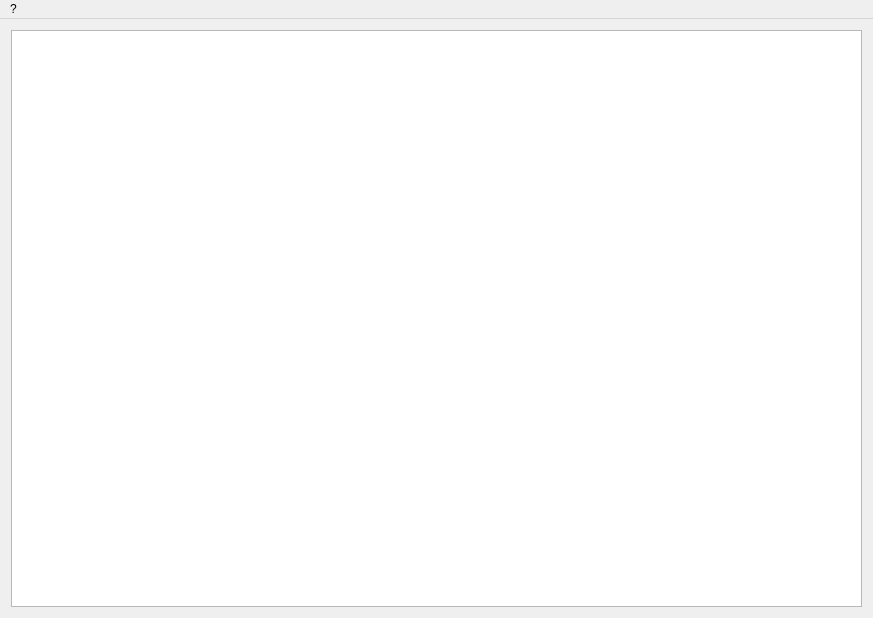
Above: mainwindow.ui from llegalhigh/StdHelper before the change. Below: the same form after it.
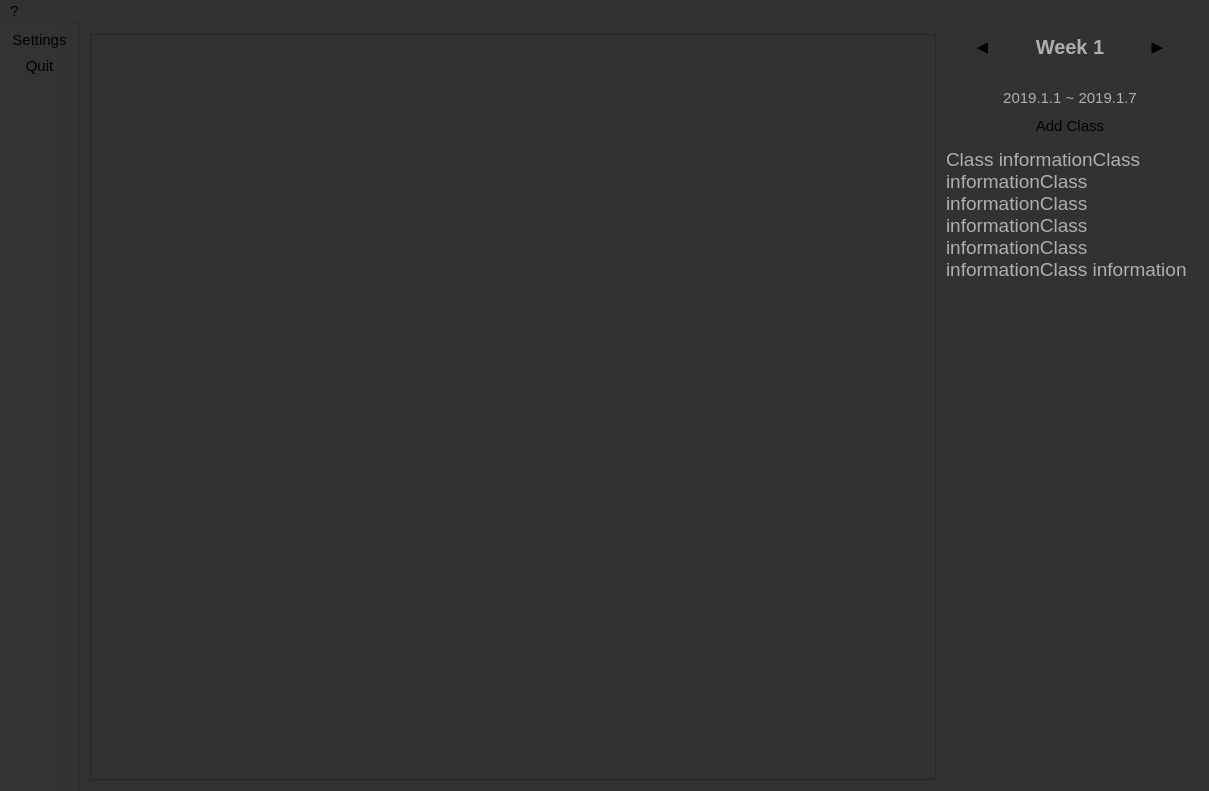
That is the form after the change. Icons and pictures are not drawn.

```diff
--- a/mainwindow.ui
+++ b/mainwindow.ui
@@ -6,15 +6,185 @@
    <rect>
     <x>0</x>
     <y>0</y>
-    <width>873</width>
-    <height>618</height>
+    <width>1209</width>
+    <height>791</height>
    </rect>
   </property>
+  <property name="minimumSize">
+   <size>
+    <width>799</width>
+    <height>559</height>
+   </size>
+  </property>
+  <property name="palette">
+   <palette>
+    <active>
+     <colorrole role="WindowText">
+      <brush brushstyle="SolidPattern">
+       <color alpha="255">
+        <red>175</red>
+        <green>175</green>
+        <blue>175</blue>
+       </color>
+      </brush>
+     </colorrole>
+     <colorrole role="Text">
+      <brush brushstyle="SolidPattern">
+       <color alpha="255">
+        <red>175</red>
+        <green>175</green>
+        <blue>175</blue>
+       </color>
+      </brush>
+     </colorrole>
+     <colorrole role="Base">
+      <brush brushstyle="SolidPattern">
+       <color alpha="255">
+        <red>50</red>
+        <green>50</green>
+        <blue>50</blue>
+       </color>
+      </brush>
+     </colorrole>
+     <colorrole role="Window">
+      <brush brushstyle="SolidPattern">
+       <color alpha="255">
+        <red>50</red>
+        <green>50</green>
+        <blue>50</blue>
+       </color>
+      </brush>
+     </colorrole>
+     <colorrole role="PlaceholderText">
+      <brush brushstyle="SolidPattern">
+       <color alpha="128">
+        <red>175</red>
+        <green>175</green>
+        <blue>175</blue>
+       </color>
+      </brush>
+     </colorrole>
+    </active>
+    <inactive>
+     <colorrole role="WindowText">
+      <brush brushstyle="SolidPattern">
+       <color alpha="255">
+        <red>175</red>
+        <green>175</green>
+        <blue>175</blue>
+       </color>
+      </brush>
+     </colorrole>
+     <colorrole role="Text">
+      <brush brushstyle="SolidPattern">
+       <color alpha="255">
+        <red>175</red>
+        <green>175</green>
+        <blue>175</blue>
+       </color>
+      </brush>
+     </colorrole>
+     <colorrole role="Base">
+      <brush brushstyle="SolidPattern">
+       <color alpha="255">
+        <red>50</red>
+        <green>50</green>
+        <blue>50</blue>
+       </color>
+      </brush>
+     </colorrole>
+     <colorrole role="Window">
+      <brush brushstyle="SolidPattern">
+       <color alpha="255">
+        <red>50</red>
+        <green>50</green>
+        <blue>50</blue>
+       </color>
+      </brush>
+     </colorrole>
+     <colorrole role="PlaceholderText">
+      <brush brushstyle="SolidPattern">
+       <color alpha="128">
+        <red>175</red>
+        <green>175</green>
+        <blue>175</blue>
+       </color>
+      </brush>
+     </colorrole>
+    </inactive>
+    <disabled>
+     <colorrole role="WindowText">
+      <brush brushstyle="SolidPattern">
+       <color alpha="255">
+        <red>120</red>
+        <green>120</green>
+        <blue>120</blue>
+       </color>
+      </brush>
+     </colorrole>
+     <colorrole role="Text">
+      <brush brushstyle="SolidPattern">
+       <color alpha="255">
+        <red>120</red>
+        <green>120</green>
+        <blue>120</blue>
+       </color>
+      </brush>
+     </colorrole>
+     <colorrole role="Base">
+      <brush brushstyle="SolidPattern">
+       <color alpha="255">
+        <red>50</red>
+        <green>50</green>
+        <blue>50</blue>
+       </color>
+      </brush>
+     </colorrole>
+     <colorrole role="Window">
+      <brush brushstyle="SolidPattern">
+       <color alpha="255">
+        <red>50</red>
+        <green>50</green>
+        <blue>50</blue>
+       </color>
+      </brush>
+     </colorrole>
+     <colorrole role="PlaceholderText">
+      <brush brushstyle="SolidPattern">
+       <color alpha="128">
+        <red>0</red>
+        <green>0</green>
+        <blue>0</blue>
+       </color>
+      </brush>
+     </colorrole>
+    </disabled>
+   </palette>
+  </property>
+  <property name="font">
+   <font>
+    <pointsize>11</pointsize>
+   </font>
+  </property>
+  <property name="contextMenuPolicy">
+   <enum>Qt::NoContextMenu</enum>
+  </property>
   <property name="windowTitle">
    <string>StdHelper</string>
   </property>
+  <property name="windowIcon">
+   <iconset>
+    <normalon>:/icon/brain.ico</normalon>
+   </iconset>
+  </property>
+  <property name="windowOpacity">
+   <double>0.950000000000000</double>
+  </property>
+  <property name="styleSheet">
+   <string notr="true"/>
+  </property>
   <widget class="QWidget" name="centralWidget">
-   <layout class="QHBoxLayout" name="horizontalLayout">
+   <layout class="QHBoxLayout" name="horizontalLayout_2">
     <item>
      <widget class="QGraphicsView" name="graphicsView">
       <property name="sizePolicy">
@@ -29,6 +199,12 @@
         <height>451</height>
        </size>
       </property>
+      <property name="verticalScrollBarPolicy">
+       <enum>Qt::ScrollBarAlwaysOff</enum>
+      </property>
+      <property name="horizontalScrollBarPolicy">
+       <enum>Qt::ScrollBarAlwaysOff</enum>
+      </property>
       <property name="foregroundBrush">
        <brush brushstyle="NoBrush">
         <color alpha="255">
@@ -40,17 +216,228 @@
       </property>
      </widget>
     </item>
+    <item>
+     <layout class="QVBoxLayout" name="verticalLayout">
+      <property name="bottomMargin">
+       <number>50</number>
+      </property>
+      <item>
+       <layout class="QVBoxLayout" name="verticalLayout_2">
+        <property name="leftMargin">
+         <number>0</number>
+        </property>
+        <item>
+         <layout class="QHBoxLayout" name="horizontalLayout">
+          <property name="bottomMargin">
+           <number>0</number>
+          </property>
+          <item>
+           <widget class="QPushButton" name="leftWeekButton">
+            <property name="sizePolicy">
+             <sizepolicy hsizetype="Minimum" vsizetype="Fixed">
+              <horstretch>0</horstretch>
+              <verstretch>0</verstretch>
+             </sizepolicy>
+            </property>
+            <property name="font">
+             <font>
+              <pointsize>11</pointsize>
+              <weight>50</weight>
+              <bold>false</bold>
+              <kerning>false</kerning>
+             </font>
+            </property>
+            <property name="cursor">
+             <cursorShape>PointingHandCursor</cursorShape>
+            </property>
+            <property name="text">
+             <string>◀</string>
+            </property>
+            <property name="flat">
+             <bool>true</bool>
+            </property>
+           </widget>
+          </item>
+          <item>
+           <widget class="QLabel" name="weekLabel">
+            <property name="sizePolicy">
+             <sizepolicy hsizetype="Preferred" vsizetype="Preferred">
+              <horstretch>0</horstretch>
+              <verstretch>0</verstretch>
+             </sizepolicy>
+            </property>
+            <property name="font">
+             <font>
+              <pointsize>15</pointsize>
+              <weight>75</weight>
+              <italic>false</italic>
+              <bold>true</bold>
+              <stylestrategy>PreferDefault</stylestrategy>
+              <kerning>true</kerning>
+             </font>
+            </property>
+            <property name="text">
+             <string>Week 1</string>
+            </property>
+            <property name="alignment">
+             <set>Qt::AlignCenter</set>
+            </property>
+           </widget>
+          </item>
+          <item>
+           <widget class="QPushButton" name="rightWeekButton">
+            <property name="sizePolicy">
+             <sizepolicy hsizetype="Minimum" vsizetype="Fixed">
+              <horstretch>0</horstretch>
+              <verstretch>0</verstretch>
+             </sizepolicy>
+            </property>
+            <property name="font">
+             <font>
+              <pointsize>11</pointsize>
+              <weight>50</weight>
+              <bold>false</bold>
+             </font>
+            </property>
+            <property name="cursor">
+             <cursorShape>PointingHandCursor</cursorShape>
+            </property>
+            <property name="text">
+             <string>▶</string>
+            </property>
+            <property name="flat">
+             <bool>true</bool>
+            </property>
+           </widget>
+          </item>
+         </layout>
+        </item>
+        <item>
+         <widget class="QLabel" name="weekDetailLabel">
+          <property name="text">
+           <string/>
+          </property>
+          <property name="alignment">
+           <set>Qt::AlignCenter</set>
+          </property>
+         </widget>
+        </item>
+        <item>
+         <widget class="QLabel" name="weekDateLabel">
+          <property name="text">
+           <string>2019.1.1 ~ 2019.1.7</string>
+          </property>
+          <property name="alignment">
+           <set>Qt::AlignCenter</set>
+          </property>
+         </widget>
+        </item>
+       </layout>
+      </item>
+      <item>
+       <widget class="QToolButton" name="addButton">
+        <property name="sizePolicy">
+         <sizepolicy hsizetype="Preferred" vsizetype="Fixed">
+          <horstretch>0</horstretch>
+          <verstretch>0</verstretch>
+         </sizepolicy>
+        </property>
+        <property name="contextMenuPolicy">
+         <enum>Qt::DefaultContextMenu</enum>
+        </property>
+        <property name="styleSheet">
+         <string notr="true"/>
+        </property>
+        <property name="text">
+         <string>Add Class</string>
+        </property>
+        <property name="icon">
+         <iconset>
+          <normalon>:/icon/add.ico</normalon>
+         </iconset>
+        </property>
+        <property name="iconSize">
+         <size>
+          <width>40</width>
+          <height>40</height>
+         </size>
+        </property>
+        <property name="toolButtonStyle">
+         <enum>Qt::ToolButtonIconOnly</enum>
+        </property>
+        <property name="autoRaise">
+         <bool>true</bool>
+        </property>
+       </widget>
+      </item>
+      <item>
+       <widget class="QTextBrowser" name="textBrowser">
+        <property name="sizePolicy">
+         <sizepolicy hsizetype="Preferred" vsizetype="Expanding">
+          <horstretch>0</horstretch>
+          <verstretch>0</verstretch>
+         </sizepolicy>
+        </property>
+        <property name="font">
+         <font>
+          <pointsize>11</pointsize>
+         </font>
+        </property>
+        <property name="autoFillBackground">
+         <bool>false</bool>
+        </property>
+        <property name="inputMethodHints">
+         <set>Qt::ImhMultiLine</set>
+        </property>
+        <property name="frameShape">
+         <enum>QFrame::NoFrame</enum>
+        </property>
+        <property name="frameShadow">
+         <enum>QFrame::Plain</enum>
+        </property>
+        <property name="horizontalScrollBarPolicy">
+         <enum>Qt::ScrollBarAlwaysOff</enum>
+        </property>
+        <property name="autoFormatting">
+         <set>QTextEdit::AutoNone</set>
+        </property>
+        <property name="lineWrapMode">
+         <enum>QTextEdit::WidgetWidth</enum>
+        </property>
+        <property name="lineWrapColumnOrWidth">
+         <number>0</number>
+        </property>
+        <property name="html">
+         <string>&lt;!DOCTYPE HTML PUBLIC &quot;-//W3C//DTD HTML 4.0//EN&quot; &quot;http://www.w3.org/TR/REC-html40/strict.dtd&quot;&gt;
+&lt;html&gt;&lt;head&gt;&lt;meta name=&quot;qrichtext&quot; content=&quot;1&quot; /&gt;&lt;style type=&quot;text/css&quot;&gt;
+p, li { white-space: pre-wrap; }
+&lt;/style&gt;&lt;/head&gt;&lt;body style=&quot; font-family:'SimSun'; font-size:11pt; font-weight:400; font-style:normal;&quot;&gt;
+&lt;p style=&quot; margin-top:0px; margin-bottom:0px; margin-left:0px; margin-right:0px; -qt-block-indent:0; text-indent:0px;&quot;&gt;&lt;span style=&quot; font-size:14pt;&quot;&gt;Class informationClass informationClass informationClass informationClass informationClass informationClass information&lt;/span&gt;&lt;/p&gt;&lt;/body&gt;&lt;/html&gt;</string>
+        </property>
+       </widget>
+      </item>
+     </layout>
+    </item>
    </layout>
   </widget>
   <widget class="QMenuBar" name="menuBar">
+   <property name="enabled">
+    <bool>true</bool>
+   </property>
    <property name="geometry">
     <rect>
      <x>0</x>
      <y>0</y>
-     <width>873</width>
-     <height>27</height>
+     <width>1209</width>
+     <height>26</height>
     </rect>
    </property>
+   <property name="styleSheet">
+    <string notr="true"/>
+   </property>
+   <property name="nativeMenuBar">
+    <bool>false</bool>
+   </property>
    <widget class="QMenu" name="menuMore">
     <property name="title">
      <string>?</string>
@@ -61,6 +448,40 @@
    </widget>
    <addaction name="menuMore"/>
   </widget>
+  <widget class="QToolBar" name="toolBar">
+   <property name="focusPolicy">
+    <enum>Qt::TabFocus</enum>
+   </property>
+   <property name="contextMenuPolicy">
+    <enum>Qt::NoContextMenu</enum>
+   </property>
+   <property name="windowTitle">
+    <string>toolBar</string>
+   </property>
+   <property name="autoFillBackground">
+    <bool>false</bool>
+   </property>
+   <property name="movable">
+    <bool>false</bool>
+   </property>
+   <property name="allowedAreas">
+    <set>Qt::LeftToolBarArea</set>
+   </property>
+   <property name="orientation">
+    <enum>Qt::Vertical</enum>
+   </property>
+   <property name="floatable">
+    <bool>false</bool>
+   </property>
+   <attribute name="toolBarArea">
+    <enum>LeftToolBarArea</enum>
+   </attribute>
+   <attribute name="toolBarBreak">
+    <bool>false</bool>
+   </attribute>
+   <addaction name="actionSettings"/>
+   <addaction name="actionQuit"/>
+  </widget>
   <action name="actionSettings">
    <property name="text">
     <string>&amp;Settings</string>
```
Left out of the diff: 20 changed lines with no effect on the pictures.
